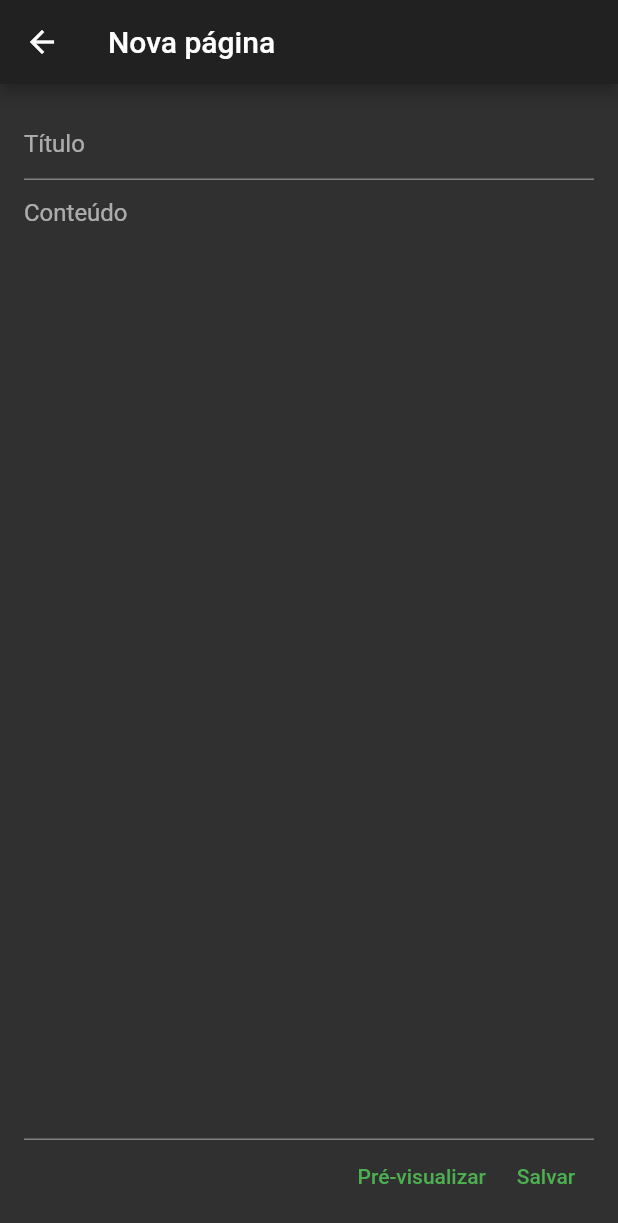
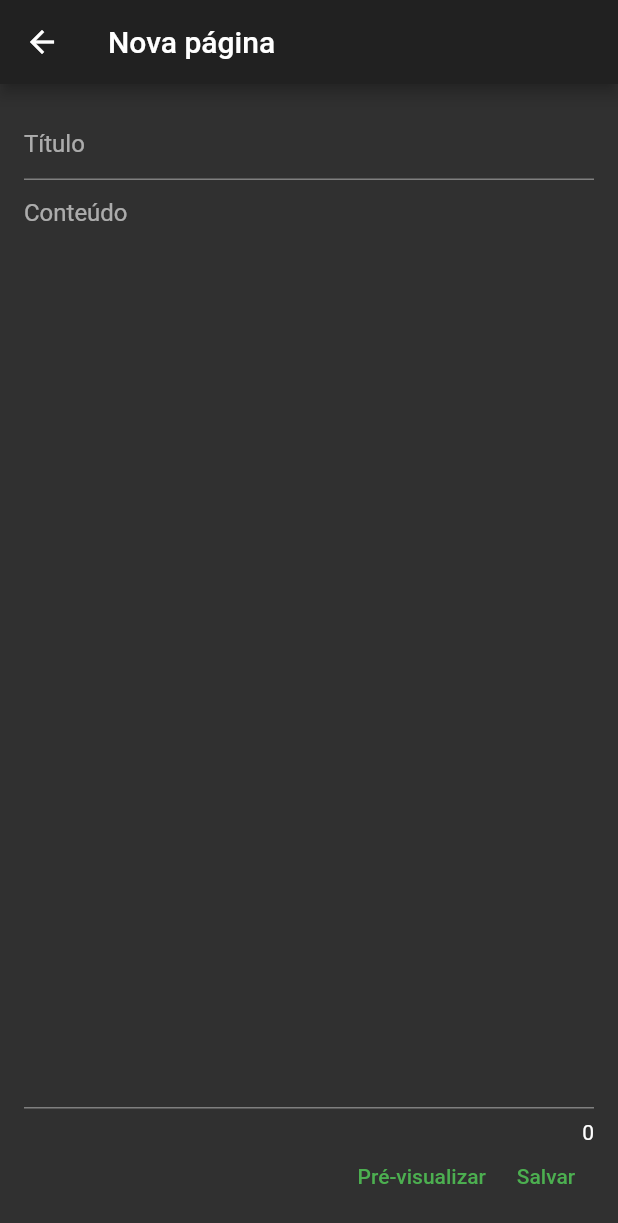
Before and after one commit to diegowinter/Notebook, a Flutter app: the PageComposerScreen screen opened directly with empty values, on a phone screen of 412 x 824 dp. Shown: the top 1223 px of the screen. Run offline on Flutter 3.47's test engine with Material 2 defaults, Android fonts, the phone set to English and light mode, and no system bars; our stand-ins replace flutter_markdown; missing offline and left inert: markdown.

Commit message:
add character counter in page content field

```diff
--- a/lib/screens/page_composer_screen.dart
+++ b/lib/screens/page_composer_screen.dart
@@ -67,6 +67,9 @@ class _PageComposerScreenState extends State<PageComposerScreen> {
                     minLines: null,
                     expands: true,
                     controller: _contentController,
+                    buildCounter: (_, {required currentLength, required isFocused, maxLength }) => Text(
+                      currentLength.toString()
+                    ),
                   ),
                 ),
                 Row(
```
